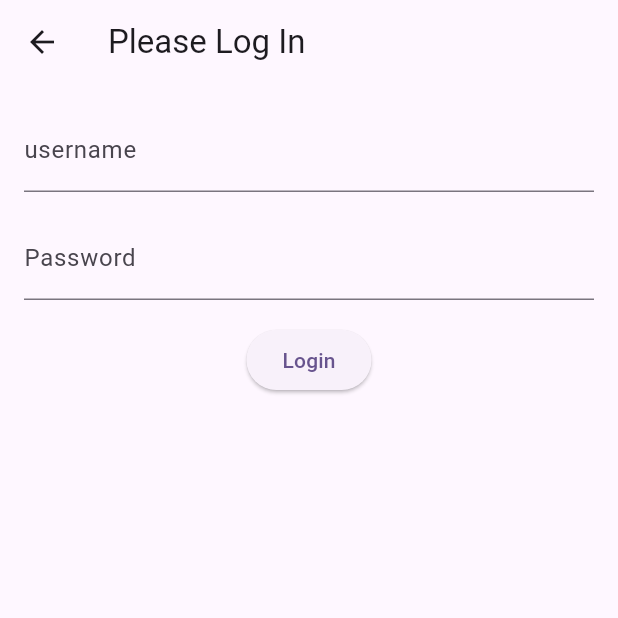
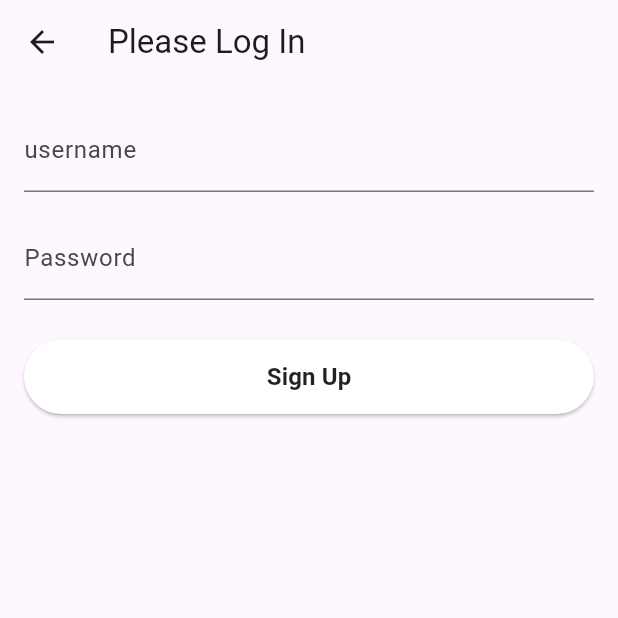
Before and after one commit to TahminaTania/flutter_practice2-Curd, a Flutter app: the LogInScreen screen opened by its route, on a phone screen of 412 x 824 dp, the top half of it. Run offline on Flutter 3.47's test engine with Material 2 defaults, Android fonts, the phone set to English and light mode, and no system bars; our stand-ins replace bloc, equatable, firebase_auth, firebase_core, flutter_bloc, shared_preferences; accounts and stored records are empty; network calls fail.

Commit message:
added sign up. error with sign in

```diff
--- a/lib/dashboard/screen/edit_screen.dart
+++ /dev/null
@@ -1 +0,0 @@
-import 'package:flutter/material.dart';
--- a/lib/dashboard/screen/listdata_screen.dart
+++ /dev/null
@@ -1 +0,0 @@
-import 'package:flutter/material.dart';
--- a/lib/dashboard/screen/login_screen.dart
+++ /dev/null
@@ -1 +0,0 @@
-import 'package:flutter/material.dart';
--- a/lib/dashboard/screen/signup_screen.dart
+++ /dev/null
@@ -1 +0,0 @@
-import 'package:flutter/material.dart';
--- a/lib/features/login/screen/login_page.dart
+++ b/lib/features/login/screen/login_page.dart
@@ -1,11 +1,14 @@
+import 'package:firebase_auth/firebase_auth.dart';
 import 'package:flutter/material.dart';
-import 'package:flutter_p2/dashboard/screen/splash_screen.dart';
+import 'package:flutter_p2/features/sign_up/widgets/reuseable_button.dart';
+import 'package:flutter_p2/screen/home_screen.dart';
+import 'package:flutter_p2/screen/splash_screen.dart';
 import 'package:shared_preferences/shared_preferences.dart';
 
 class LogInScreen extends StatelessWidget {
   LogInScreen({Key? key}) : super(key: key);
-  final TextEditingController _userNameController = TextEditingController();
-  final TextEditingController _passwordController = TextEditingController();
+  final TextEditingController _emailController = TextEditingController();
+  final TextEditingController _passController = TextEditingController();
 
   @override
   Widget build(BuildContext context) {
@@ -18,7 +21,7 @@ class LogInScreen extends StatelessWidget {
         child: Column(
           children: [
             TextField(
-              controller: _userNameController,
+              controller: _emailController,
               keyboardType: TextInputType.emailAddress,
               decoration: InputDecoration(
                 labelText: 'username',
@@ -26,29 +29,27 @@ class LogInScreen extends StatelessWidget {
             ),
             SizedBox(height: 16.0),
             TextField(
-              controller: _passwordController,
+              controller: _passController,
               obscureText: true,
               decoration: InputDecoration(
                 labelText: 'Password',
               ),
             ),
             SizedBox(height: 16.0),
-            ElevatedButton(
-              onPressed: () async {
-                final name = _userNameController.text;
-                //final password = _passwordController.text;
-                SharedPreferences prefs = await SharedPreferences.getInstance();
-                prefs.setBool(SplashScreenState.KeyLogin, true);
-                Navigator.of(context, rootNavigator: true)
-                    .pushNamed("/home", arguments: name);
-                // Navigator.pushNamed(
-                //   context,
-                //   '/home',
-                //   arguments: {'user': name},
-                // );
-              },
-              child: Text('Login'),
-            ),
+            reuseableButton(context, false, () async {
+              // final name = _emailController.text;
+              // SharedPreferences prefs = await SharedPreferences.getInstance();
+              // prefs.setBool(SplashScreenState.KeyLogin, true);
+
+              FirebaseAuth.instance
+                  .signInWithEmailAndPassword(
+                      email: _emailController.text,
+                      password: _passController.text)
+                  .then((value) {
+                Navigator.push(context,
+                    MaterialPageRoute(builder: (context) => HomeScreen()));
+              });
+            }),
             SizedBox(height: 16.0),
           ],
         ),
--- a/lib/features/showdata/DialougeBox/dialoges.dart
+++ b/lib/features/showdata/DialougeBox/dialoges.dart
@@ -29,8 +29,8 @@ class DialougesBar {
       context: context,
       builder: (BuildContext context) {
         return AlertDialog(
-          title: Text('Delete Todo'),
-          content: Text('Are you sure you want to delete this todo?'),
+          title: Text('Delete This Data'),
+          content: Text('Are you sure you want to delete this data?'),
           actions: [
             TextButton(
               onPressed: () {
--- a/lib/features/showdata/screens/data_page.dart
+++ b/lib/features/showdata/screens/data_page.dart
@@ -86,8 +86,7 @@ class _DataPageState extends State<DataPage> {
         onPressed: () {
           Navigator.push(
             context,
-            MaterialPageRoute(
-                builder: (context) => AddDataPage()), // Navigate to AddDataPage
+            MaterialPageRoute(builder: (context) => AddDataPage()),
           );
         },
       ),
--- /dev/null
+++ b/lib/features/sign_up/widgets/reuseable_button.dart
@@ -0,0 +1,32 @@
+import 'package:flutter/material.dart';
+import 'package:flutter/widgets.dart';
+
+Container reuseableButton(BuildContext context, bool isLogin, Function onTap) {
+  return Container(
+    width: MediaQuery.of(context).size.width,
+    height: 50,
+    margin: const EdgeInsets.fromLTRB(0, 10, 0, 20),
+    decoration: BoxDecoration(borderRadius: BorderRadius.circular(90)),
+    child: ElevatedButton(
+      onPressed: () {
+        onTap();
+      },
+      child: Text(
+        isLogin ? 'Log In' : 'Sign Up',
+        style: const TextStyle(
+            color: Colors.black87, fontWeight: FontWeight.bold, fontSize: 16),
+      ),
+      style: ButtonStyle(
+          backgroundColor: MaterialStateProperty.resolveWith(
+            (states) {
+              if (states.contains(MaterialState.pressed)) {
+                return Colors.black26;
+              }
+              return Colors.white;
+            },
+          ),
+          shape: MaterialStateProperty.all<RoundedRectangleBorder>(
+              RoundedRectangleBorder(borderRadius: BorderRadius.circular(30)))),
+    ),
+  );
+}
--- a/lib/dashboard/screen/home_screen.dart
+++ b/lib/screen/home_screen.dart
@@ -1,6 +1,6 @@
 import 'package:flutter/material.dart';
 import 'package:flutter_bloc/flutter_bloc.dart';
-import 'package:flutter_p2/dashboard/widgets/appbar_widget.dart';
+import 'package:flutter_p2/widgets/appbar_widget.dart';
 import 'package:flutter_p2/features/showdata/cubit/fetchdata_cubit.dart';
 import 'package:flutter_p2/features/showdata/screens/data_page.dart';
 
--- a/lib/dashboard/screen/splash_screen.dart
+++ b/lib/screen/splash_screen.dart
@@ -52,7 +52,7 @@ class SplashScreenState extends State<SplashScreen> {
             Navigator.pushNamed(context as BuildContext, '/login');
           }
         } else {
-          Navigator.pushNamed(context as BuildContext, '/login');
+          Navigator.pushNamed(context as BuildContext, '/home');
         }
       },
     );
--- a/pubspec.yaml
+++ b/pubspec.yaml
@@ -39,6 +39,8 @@ dependencies:
   flutter_bloc: ^8.1.3
   equatable: ^2.0.5
   http: ^1.0.0
+  firebase_core: ^2.14.0
+  firebase_auth: ^4.6.3
 
 dev_dependencies:
   flutter_test:
```
Also changed, not shown: lib/features/sign_up/cubit/sign_up_cubit.dart (deleted, +0 -8 lines), lib/features/sign_up/cubit/sign_up_state.dart (deleted, +0 -10 lines), lib/features/sign_up/sign_up_page.dart (+75 -3 lines), lib/features/sign_up/widgets/reuseable_textfield.dart (added, +28 -0 lines), lib/main.dart (+15 -4 lines), lib/screen/singledata_screen.dart (renamed from lib/dashboard/screen/singledata_screen.dart), lib/widgets/appbar_widget.dart (renamed from lib/dashboard/widgets/appbar_widget.dart), pubspec.lock, 6 other files.
